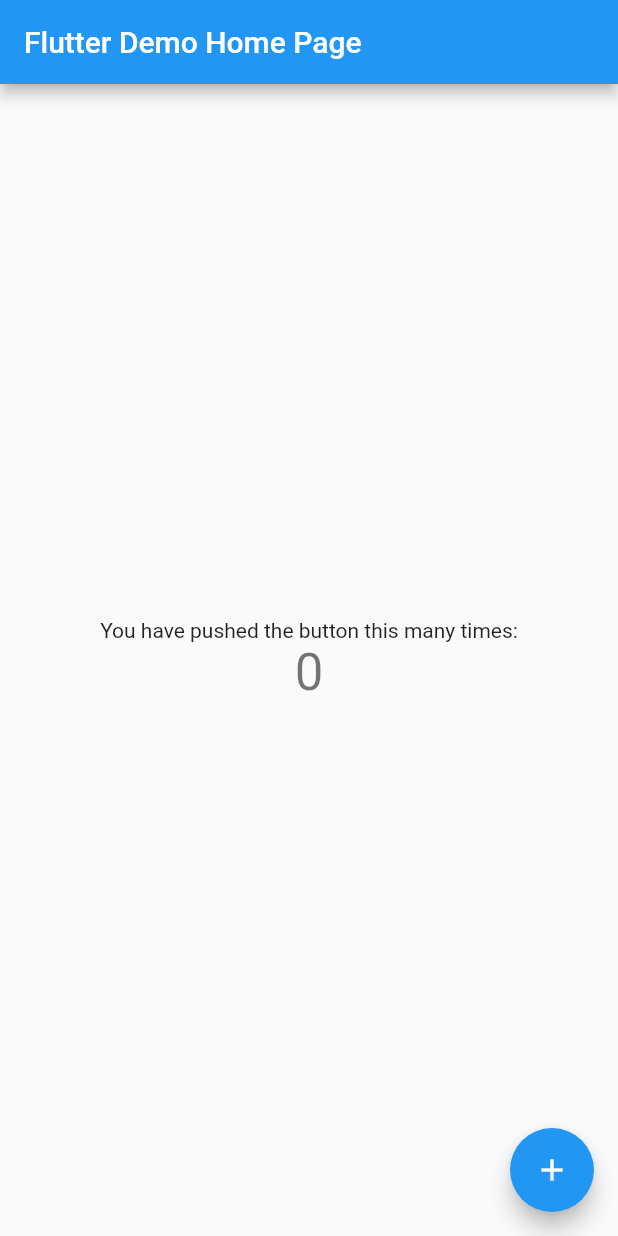
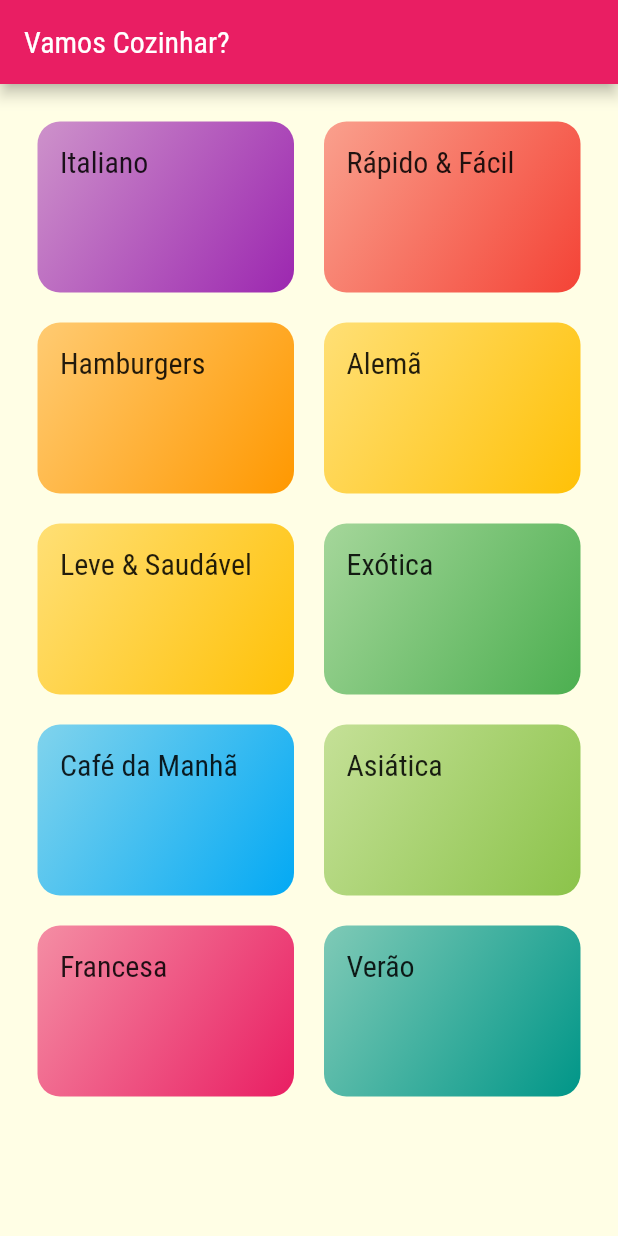
Before and after one commit to Brunopcsc/meals, a Flutter app: the screen it shows after launch, on a phone screen of 412 x 824 dp. Run offline on Flutter 3.47's test engine with Material 2 defaults, Android fonts, the phone set to English and light mode, and no system bars.

Commit message:
Creating project structure and adding theme to the application

```diff
--- /dev/null
+++ b/lib/components/category_item.dart
@@ -0,0 +1,30 @@
+import 'package:flutter/material.dart';
+import 'package:meals/models/category.dart';
+
+class CategoryItem extends StatelessWidget {
+  final Category category;
+
+  const CategoryItem(this.category);
+
+  @override
+  Widget build(BuildContext context) {
+    return Container(
+      padding: const EdgeInsets.all(15),
+      child: Text(
+        category.title,
+        style: Theme.of(context).textTheme.headline6,
+      ),
+      decoration: BoxDecoration(
+        borderRadius: BorderRadius.circular(15),
+        gradient: LinearGradient(
+          colors: [
+            category.color!.withOpacity(0.5),
+            category.color!,
+          ],
+          begin: Alignment.topLeft,
+          end: Alignment.bottomRight,
+        ),
+      ),
+    );
+  }
+}
--- /dev/null
+++ b/lib/data/dummy_data.dart
@@ -0,0 +1,58 @@
+// ignore_for_file: unnecessary_const
+
+import 'package:flutter/material.dart';
+
+import '../models/category.dart';
+
+const DUMMY_CATEGORIES = const [
+  Category(
+    id: 'c1',
+    title: 'Italiano',
+    color: Colors.purple,
+  ),
+  Category(
+    id: 'c2',
+    title: 'Rápido & Fácil',
+    color: Colors.red,
+  ),
+  Category(
+    id: 'c3',
+    title: 'Hamburgers',
+    color: Colors.orange,
+  ),
+  Category(
+    id: 'c4',
+    title: 'Alemã',
+    color: Colors.amber,
+  ),
+  Category(
+    id: 'c5',
+    title: 'Leve & Saudável',
+    color: Colors.amber,
+  ),
+  Category(
+    id: 'c6',
+    title: 'Exótica',
+    color: Colors.green,
+  ),
+  Category(
+    id: 'c7',
+    title: 'Café da Manhã',
+    color: Colors.lightBlue,
+  ),
+  Category(
+    id: 'c8',
+    title: 'Asiática',
+    color: Colors.lightGreen,
+  ),
+  Category(
+    id: 'c9',
+    title: 'Francesa',
+    color: Colors.pink,
+  ),
+  Category(
+    id: 'c10',
+    title: 'Verão',
+    color: Colors.teal,
+  ),
+];
--- a/lib/main.dart
+++ b/lib/main.dart
@@ -1,115 +1,26 @@
 import 'package:flutter/material.dart';
 
-void main() {
-  runApp(const MyApp());
-}
+import 'screens/categories_screen.dart';
+
+void main() => runApp(MyApp());
 
 class MyApp extends StatelessWidget {
-  const MyApp({Key? key}) : super(key: key);
-
-  // This widget is the root of your application.
   @override
   Widget build(BuildContext context) {
     return MaterialApp(
-      title: 'Flutter Demo',
+      title: 'DeliMeals',
       theme: ThemeData(
-        // This is the theme of your application.
-        //
-        // Try running your application with "flutter run". You'll see the
-        // application has a blue toolbar. Then, without quitting the app, try
-        // changing the primarySwatch below to Colors.green and then invoke
-        // "hot reload" (press "r" in the console where you ran "flutter run",
-        // or simply save your changes to "hot reload" in a Flutter IDE).
-        // Notice that the counter didn't reset back to zero; the application
-        // is not restarted.
-        primarySwatch: Colors.blue,
+        primarySwatch: Colors.pink,
+        accentColor: Colors.amber,
+        fontFamily: 'Raleway',
+        canvasColor: Color.fromRGBO(255, 254, 229, 1),
+        textTheme: ThemeData.light().textTheme.copyWith(
+                headline6: const TextStyle(
+              fontSize: 20,
+              fontFamily: 'RobotoCondensed',
+            )),
       ),
-      home: const MyHomePage(title: 'Flutter Demo Home Page'),
+      home: CategoriesScreen(),
     );
   }
 }
-
-class MyHomePage extends StatefulWidget {
-  const MyHomePage({Key? key, required this.title}) : super(key: key);
-
-  // This widget is the home page of your application. It is stateful, meaning
-  // that it has a State object (defined below) that contains fields that affect
-  // how it looks.
-
-  // This class is the configuration for the state. It holds the values (in this
-  // case the title) provided by the parent (in this case the App widget) and
-  // used by the build method of the State. Fields in a Widget subclass are
-  // always marked "final".
-
-  final String title;
-
-  @override
-  State<MyHomePage> createState() => _MyHomePageState();
-}
-
-class _MyHomePageState extends State<MyHomePage> {
-  int _counter = 0;
-
-  void _incrementCounter() {
-    setState(() {
-      // This call to setState tells the Flutter framework that something has
-      // changed in this State, which causes it to rerun the build method below
-      // so that the display can reflect the updated values. If we changed
-      // _counter without calling setState(), then the build method would not be
-      // called again, and so nothing would appear to happen.
-      _counter++;
-    });
-  }
-
-  @override
-  Widget build(BuildContext context) {
-    // This method is rerun every time setState is called, for instance as done
-    // by the _incrementCounter method above.
-    //
-    // The Flutter framework has been optimized to make rerunning build methods
-    // fast, so that you can just rebuild anything that needs updating rather
-    // than having to individually change instances of widgets.
-    return Scaffold(
-      appBar: AppBar(
-        // Here we take the value from the MyHomePage object that was created by
-        // the App.build method, and use it to set our appbar title.
-        title: Text(widget.title),
-      ),
-      body: Center(
-        // Center is a layout widget. It takes a single child and positions it
-        // in the middle of the parent.
-        child: Column(
-          // Column is also a layout widget. It takes a list of children and
-          // arranges them vertically. By default, it sizes itself to fit its
-          // children horizontally, and tries to be as tall as its parent.
-          //
-          // Invoke "debug painting" (press "p" in the console, choose the
-          // "Toggle Debug Paint" action from the Flutter Inspector in Android
-          // Studio, or the "Toggle Debug Paint" command in Visual Studio Code)
-          // to see the wireframe for each widget.
-          //
-          // Column has various properties to control how it sizes itself and
-          // how it positions its children. Here we use mainAxisAlignment to
-          // center the children vertically; the main axis here is the vertical
-          // axis because Columns are vertical (the cross axis would be
-          // horizontal).
-          mainAxisAlignment: MainAxisAlignment.center,
-          children: <Widget>[
-            const Text(
-              'You have pushed the button this many times:',
-            ),
-            Text(
-              '$_counter',
-              style: Theme.of(context).textTheme.headline4,
-            ),
-          ],
-        ),
-      ),
-      floatingActionButton: FloatingActionButton(
-        onPressed: _incrementCounter,
-        tooltip: 'Increment',
-        child: const Icon(Icons.add),
-      ), // This trailing comma makes auto-formatting nicer for build methods.
-    );
-  }
-}
--- /dev/null
+++ b/lib/models/category.dart
@@ -0,0 +1,13 @@
+import 'package:flutter/material.dart';
+
+class Category {
+  final String id;
+  final String title;
+  final Color? color;
+
+  const Category({
+    required this.id,
+    required this.title,
+    this.color,
+  });
+}
--- /dev/null
+++ b/lib/screens/categories_screen.dart
@@ -0,0 +1,28 @@
+import 'package:flutter/material.dart';
+import 'package:meals/components/category_item.dart';
+import '../data/dummy_data.dart';
+
+class CategoriesScreen extends StatelessWidget {
+  const CategoriesScreen({Key? key}) : super(key: key);
+
+  @override
+  Widget build(BuildContext context) {
+    return Scaffold(
+      appBar: AppBar(
+        title: const Text('Vamos Cozinhar?'),
+      ),
+      body: GridView(
+        padding: const EdgeInsets.all(25),
+        gridDelegate: const SliverGridDelegateWithMaxCrossAxisExtent(
+          maxCrossAxisExtent: 200,
+          childAspectRatio: 3 / 2,
+          crossAxisSpacing: 20,
+          mainAxisSpacing: 20,
+        ),
+        children: DUMMY_CATEGORIES.map((cat) {
+          return CategoryItem(cat);
+        }).toList(),
+      ),
+    );
+  }
+}
```
Also changed, not shown: pubspec.yaml (+17 -6 lines), assets/fonts/Raleway-Black.ttf (added), assets/fonts/Raleway-Bold.ttf (added), assets/fonts/Raleway-Regular.ttf (added), assets/fonts/RobotoCondensed-Bold.ttf (added), assets/fonts/RobotoCondensed-Italic.ttf (added), assets/fonts/RobotoCondensed-Light.ttf (added), assets/fonts/RobotoCondensed-Regular.ttf (added), 1 other file.
